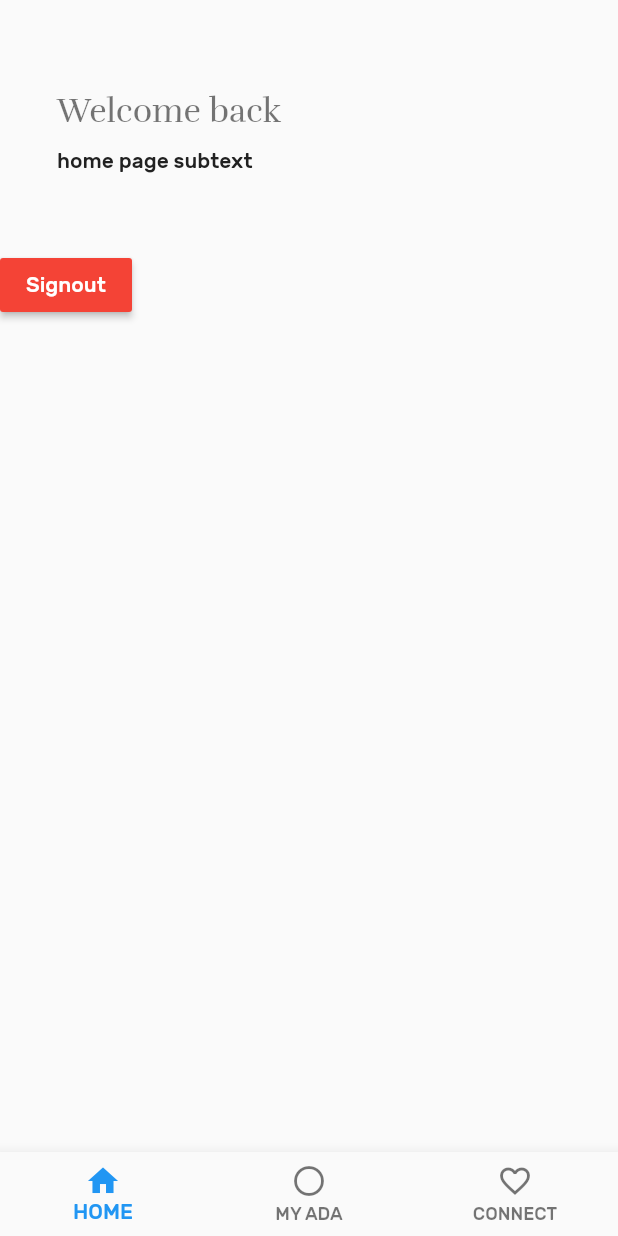
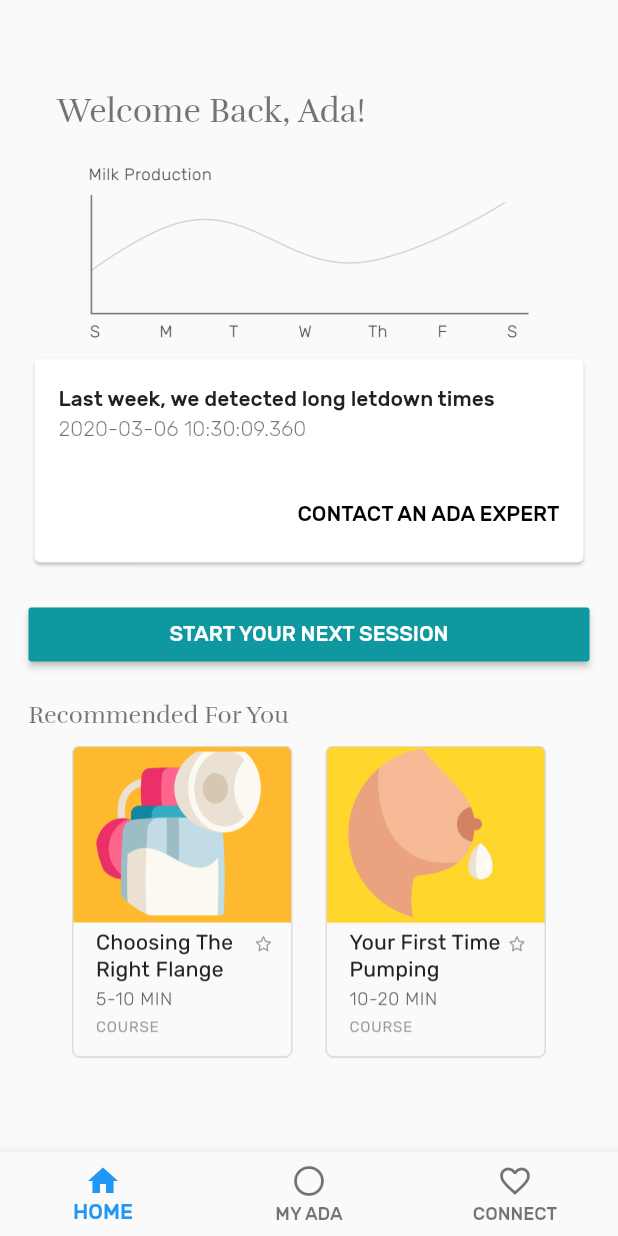
Before and after one commit to eexie/PUMPED, a Flutter app: the MainPage screen opened directly, on a phone screen of 412 x 824 dp. Run offline on Flutter 3.47's test engine with Material 2 defaults, Android fonts, the phone set to English and light mode, and no system bars; our stand-ins replace cloud_firestore, firebase_auth, flutter_blue, google_sign_in, progress_dialog, rxdart; accounts and stored records are empty; project files that could hold a hidden picture were left out.

Commit message:
Homepage (#3)
* homepage initial UI

Co-authored-by: eexie <eexie@users.noreply.github.com>

```diff
--- a/pumped_ada/lib/Home.dart
+++ b/pumped_ada/lib/Home.dart
@@ -1,30 +1,88 @@
 import 'package:flutter/material.dart';
+import 'package:pumped_ada/MainPage.dart';
 import './helpers/auth.dart';
 import 'helpers/widgets.dart';
+import 'connect.dart';
+import 'MyAda.dart';
 
-class HomeScreen extends StatelessWidget{
+class HomeScreen extends StatelessWidget {
+  HomeScreen(this.goToMyAda, this.goToConnect);
+  final Function goToMyAda;
+  final Function goToConnect;
+
   @override
   Widget build(BuildContext context) {
-    return Scaffold(
-      body: Container(
+    return SingleChildScrollView(
         child: Column(
             crossAxisAlignment: CrossAxisAlignment.start,
             children: [
               SizedBox(height: 50),
               TitleSection(
-              titleText: 'Welcome back',
-              subText: 'home page subtext',
+                titleText: 'Welcome Back, Ada!',
+              ),
+//      Container(
+//          padding: const EdgeInsets.fromLTRB(20, 30, 0, 0),
+//          child: Expanded(
+//              child: Row(mainAxisAlignment: MainAxisAlignment.start, children: [
+//            Text('Welcome Back, Ada!',
+//                style: Theme.of(context).textTheme.headline2.copyWith(
+//                    color: Theme.of(context).textTheme.headline2.color)),
+//            Container(
+//              color: Colors.transparent,
+//              height: 50,
+//              width: 100,
+//            ),
+//            Image.asset('assets/profile_pic.png',
+//                width: 46, height: 46, fit: BoxFit.cover),
+//          ])))Container(
+//                padding: const EdgeInsets.only(left: 20),,
+              Container(
+                padding: const EdgeInsets.symmetric(horizontal: 19),
+                  child: Column(
+                    crossAxisAlignment: CrossAxisAlignment.stretch,
+                    children: [
+                      Image.asset(
+                        'assets/milk_prod_graph.png',
+                        height: 126, fit: BoxFit.contain
+                      ),
+                      HealthMonitoringModule(
+                        detectionTime: 'Last week',
+                        detectionType: 'long letdown times',
+                        sessionDateTime: DateTime.now(),
+                        onPressedCallback: goToConnect,
+//                        onPressedCallback: () {goToConnect; print('gotoconnect');},
                       ),
                       SizedBox(height: 20),
-            MaterialButton(
-              onPressed: () => authService.signOut(),
-              color: Colors.red,
-              textColor: Colors.white,
-              child: Text('Signout'),
+//                      Divider(),
+                      Column(
+                        crossAxisAlignment: CrossAxisAlignment.stretch,
+                        children: [
+                          RaisedButton(
+                            child: new Text('START YOUR NEXT SESSION', style: Theme.of(context).textTheme.button.copyWith(color: Colors.white)),
+                            onPressed: goToMyAda,
+                          )
+                        ]
                       ),
-          ],
+
+//                      Divider(),
+                      SizedBox(height: 20),
+                      Column(
+                          crossAxisAlignment: CrossAxisAlignment.start,
+                          children: [
+                            Text(
+                              'Recommended For You',
+                              style: Theme.of(context).textTheme.headline3,
                             ),
+                          ]
                       ),
-    );
+                      SizedBox(height: 10),
+                      Image.asset('assets/content_cards.png',
+                          width: 316, height: 208, fit: BoxFit.contain),
+                      SizedBox(height: 20),
+                    ]
+                  )
+              ),
+            ]
+        ));
   }
 }
--- a/pumped_ada/lib/MainPage.dart
+++ b/pumped_ada/lib/MainPage.dart
@@ -24,11 +24,32 @@ class _MainPage extends State<MainPage> {
     });
   }
 
-  List<Widget> tabs = [
-    HomeScreen(),
-    MyAda(),
-    ConnectScreen(),
-  ];
+  Widget tabPage() {
+    switch(_currentIndex) {
+      case 0:
+        return HomeScreen(goToMyAda, goToConnect);
+        break;
+      case 1:
+        return MyAda();
+        break;
+      case 2:
+        return ConnectScreen();
+        break;
+    }
+  }
+
+
+  void goToMyAda() {
+    setState(() {
+      _currentIndex = 1;
+    });
+  }
+
+  void goToConnect() {
+    setState(() {
+      _currentIndex = 2;
+    });
+  }
 
   @override
   void initState() {
@@ -46,10 +67,10 @@ class _MainPage extends State<MainPage> {
           initialData: BluetoothState.unknown,
           builder: (c, snapshot) {
             final state = snapshot.data;
-            if (state == BluetoothState.on) {
-              return tabs[_currentIndex];
-            }
-            return BluetoothOffScreen(state: state);
+            //if (state == BluetoothState.on) {
+              return tabPage();
+           // }
+            //return BluetoothOffScreen(state: state);
           }),
       bottomNavigationBar: BottomNavigationBar(
         onTap: onTabTapped,
--- a/pumped_ada/lib/main.dart
+++ b/pumped_ada/lib/main.dart
@@ -62,16 +62,16 @@ class ExampleApplication extends StatelessWidget {
             ),
           ),
 
-//          home: MainPage(),     EMILY: uncomment this  and comment the next 9 lines
-          home: StreamBuilder(
-            stream: authService.user,
-            builder: (context, snapshot) {
-              if (snapshot.hasData) {
-                return MainPage();
-              } else {
-                return SignInPage();
-              }
-            }),
+          home: MainPage(),     //EMILY: uncomment this  and comment the next 9 lines
+//          home: StreamBuilder(
+//            stream: authService.user,
+//            builder: (context, snapshot) {
+//              if (snapshot.hasData) {
+//                return MainPage();
+//              } else {
+//                return SignInPage();
+//              }
+//            }),
           debugShowCheckedModeBanner: false,
 
 
```
Also changed, not shown: pumped_ada/lib/helpers/widgets.dart (+19 -5 lines), pumped_ada/pubspec.yaml (+8 -2 lines), pumped_ada/assets/contact_expert_home_btn.png (added), pumped_ada/assets/content_cards.png (added), pumped_ada/assets/divider.png (added), pumped_ada/assets/home_connect_btn.png (added), pumped_ada/assets/home_screen_background.png (added), pumped_ada/assets/milk_prod_graph.png (added), pumped_ada/assets/one_more_reco.png (added), pumped_ada/assets/profile_pic.png (added), pumped_ada/assets/start_new_session_button.png (added), pumped_ada/pubspec.lock (deleted), 2 other files. Lines whose indentation alone changed are shown as unchanged.
